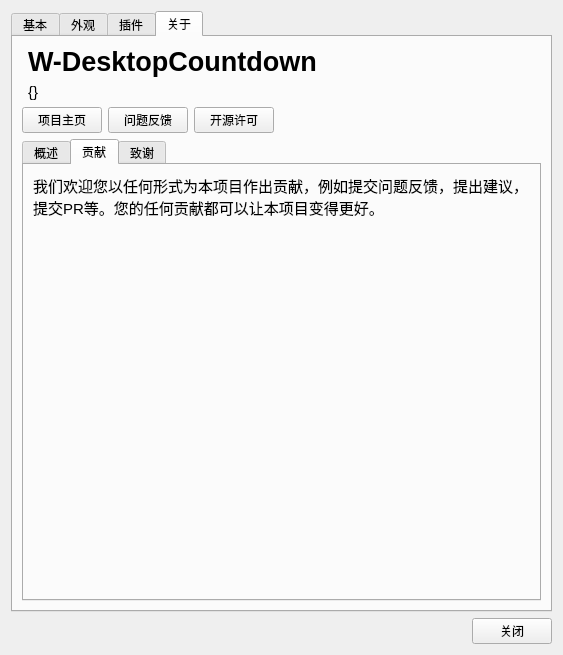
Before: the Qt Designer form UISource/settings.ui in HelloWRC/W-DesktopCountdown, drawn with Qt 5.
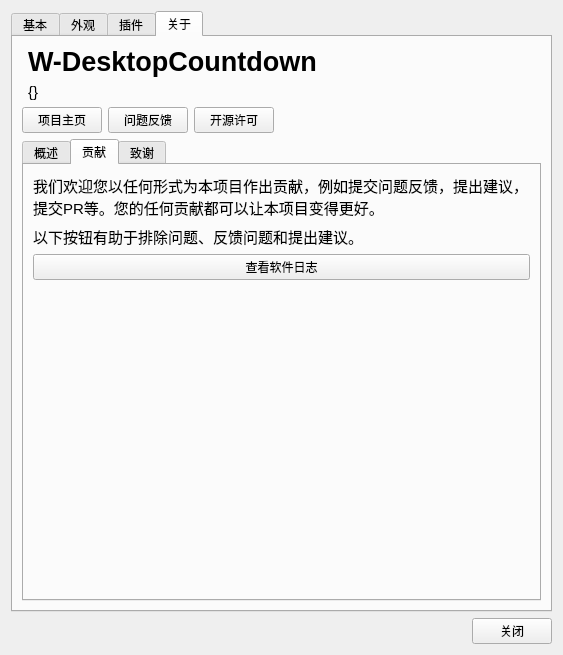
After: the same form once the commit is applied. The open tabs and pages were chosen to show the change. Icons and pictures are not drawn.

What changed in the file:
```diff
--- a/UISource/settings.ui
+++ b/UISource/settings.ui
@@ -491,6 +491,20 @@
              </property>
             </widget>
            </item>
+           <item>
+            <widget class="QLabel" name="label_3">
+             <property name="text">
+              <string>&lt;html&gt;&lt;head/&gt;&lt;body&gt;&lt;p&gt;&lt;span style=&quot; font-size:11pt;&quot;&gt;以下按钮有助于排除问题、反馈问题和提出建议。&lt;/span&gt;&lt;/p&gt;&lt;/body&gt;&lt;/html&gt;</string>
+             </property>
+            </widget>
+           </item>
+           <item>
+            <widget class="QPushButton" name="btn_log">
+             <property name="text">
+              <string>查看软件日志</string>
+             </property>
+            </widget>
+           </item>
            <item>
             <spacer name="verticalSpacer_3">
              <property name="orientation">
```
